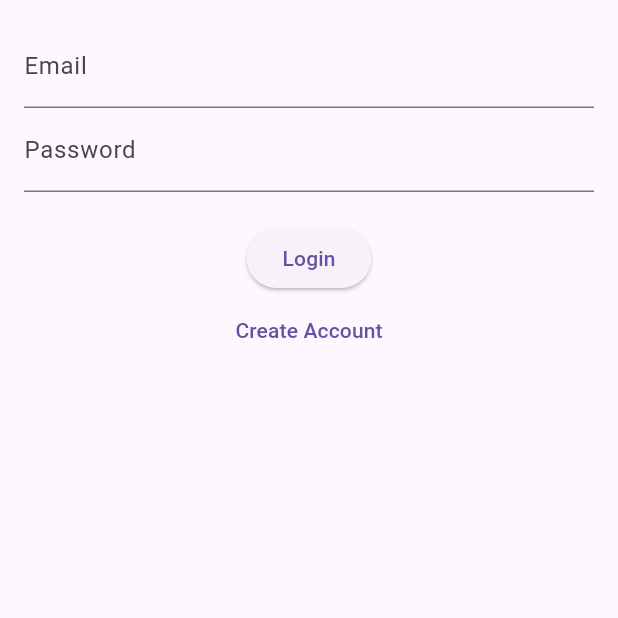
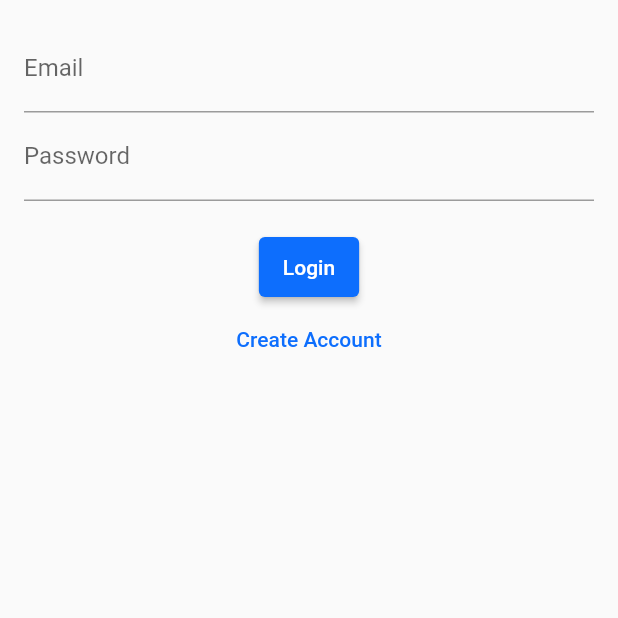
Before and after one commit to fifty1-fifty/large_project, a Flutter app: the screen it shows after launch, on a phone screen of 412 x 824 dp, the top half of it. Run offline on Flutter 3.47's test engine with Material 3 defaults, Android fonts, the phone set to English and light mode, and no system bars; our stand-ins replace google_fonts.

Commit message:
made many UI changes including FLICKS font, background color, added search bar, matched spacing to web app

```diff
--- a/movieapp/lib/main.dart
+++ b/movieapp/lib/main.dart
@@ -1,6 +1,7 @@
 import 'package:flutter/material.dart';
 import 'package:movieapp/routes/routes.dart';
 import 'package:movieapp/screens/LoginScreen.dart';
+import 'package:movieapp/theme/bootstrap_theme.dart';
 
 void main() {
   runApp(MyApp());
@@ -11,9 +12,9 @@ class MyApp extends StatelessWidget {
   Widget build(BuildContext context) {
     return MaterialApp(
       debugShowCheckedModeBanner: false,
-      theme: ThemeData(),
+      theme: BootstrapTheme.themeData,
       home: LoginScreen(),
-      initialRoute: Routes.login, // Set initial route
+      initialRoute: Routes.login,
       routes: Routes.routes,
       // Optional: Add error handling
       onUnknownRoute:
--- a/movieapp/lib/routes/routes.dart
+++ b/movieapp/lib/routes/routes.dart
@@ -1,17 +1,27 @@
 import 'package:flutter/material.dart';
 import 'package:movieapp/screens/LoginScreen.dart';
 import 'package:movieapp/screens/RegisterScreen.dart';
-import 'package:movieapp/screens/HomeScreen.dart'; // Add this if you have a home screen
+import 'package:movieapp/screens/HomeScreen.dart';
+import 'package:movieapp/screens/MovieDetailScreen.dart';
+import 'package:movieapp/models/movie.dart';
+
+
 
 
 class Routes {
   static const String login = '/login';
   static const String register = '/register';
   static const String home = '/home';
+  static const String movieDetail = '/movie-detail';
+
 
   static Map<String, WidgetBuilder> get routes => {
         login: (context) => const LoginScreen(),
         register: (context) => const RegisterScreen(),
         home: (context) => const HomeScreen(),
+        movieDetail: (context) {
+          final movie = ModalRoute.of(context)!.settings.arguments as Movie;
+          return MovieDetailScreen(movie: movie);
+  },
       };
 }
--- a/movieapp/lib/services/api_service.dart
+++ b/movieapp/lib/services/api_service.dart
@@ -3,7 +3,6 @@ import 'package:http/http.dart' as http;
 import '../models/movie.dart';
 
 class ApiService {
-  // Use your server IP or domain (replace if needed)
   static const String _baseUrl = 'http://group22cop4331c.xyz:5000/api';
 
   // Login
--- /dev/null
+++ b/movieapp/lib/theme/bootstrap_theme.dart
@@ -0,0 +1,134 @@
+// // lib/theme/bootstrap_theme.dart
+// import 'package:flutter/material.dart';
+// import 'package:google_fonts/google_fonts.dart';
+
+// class BootstrapTheme {
+//   // Colors (from your --bs-* variables)
+//   static const Color primary = Color(0xFF0d6efd);
+//   static const Color secondary = Color(0xFF6c757d);
+//   static const Color success = Color(0xFF198754);
+//   // Add all other colors from your palette...
+
+//   // Typography
+//   static TextStyle bodyText(BuildContext context) {
+//     return GoogleFonts.getFont(
+//       'Segoe UI',
+//       fontSize: 16,
+//       height: 1.5,
+//       color: Colors.black,
+//     );
+//   }
+
+//   // Card Theme
+//   static CardTheme cardTheme = const CardTheme(
+//     elevation: 0,
+//     margin: EdgeInsets.zero,
+//     shape: RoundedRectangleBorder(
+//       borderRadius: BorderRadius.vertical(
+//         top: Radius.circular(4), // From calc(.25rem - 1px)
+//         bottom: Radius.circular(4),
+//       ),
+//     ),
+//   );
+
+//   // Button Theme
+//   static ElevatedButtonThemeData elevatedButtonTheme = ElevatedButtonThemeData(
+//     style: ElevatedButton.styleFrom(
+//       padding: const EdgeInsets.symmetric(vertical: 12, horizontal: 16),
+//       textStyle: GoogleFonts.getFont('Segoe UI', fontWeight: FontWeight.w500),
+//       shape: RoundedRectangleBorder(
+//         borderRadius: BorderRadius.circular(4),
+//       ),
+//     ),
+//   );
+
+//   // Full ThemeData
+//   static ThemeData get themeData {
+//     return ThemeData(
+//       colorScheme: ColorScheme.light(
+//         primary: primary,
+//         secondary: secondary,
+//       ),
+//       cardTheme: cardTheme,
+//       elevatedButtonTheme: elevatedButtonTheme,
+//       textTheme: TextTheme(
+//         bodyMedium: bodyText,
+//       ),
+//     );
+//   }
+// }
+
+// lib/theme/bootstrap_theme.dart
+// lib/theme/bootstrap_theme.dart
+import 'package:flutter/material.dart';
+
+class BootstrapTheme {
+  // Colors (from your --bs-* variables)
+  static const Color primary = Color(0xFF0d6efd);
+  static const Color secondary = Color(0xFF6c757d);
+  static const Color success = Color(0xFF198754);
+  static const Color info = Color(0xFF0dcaf0);
+  static const Color warning = Color(0xFFffc107);
+  static const Color danger = Color(0xFFdc3545);
+  static const Color light = Color(0xFFf8f9fa);
+  static const Color dark = Color(0xFF212529);
+
+  // Typography
+  static TextStyle bodyText() {
+    return const TextStyle(
+      fontSize: 16,
+      height: 1.5,
+      color: Colors.black,
+    );
+  }
+
+  // Card Theme
+  static const CardTheme cardTheme = CardTheme(
+    elevation: 0,
+    margin: EdgeInsets.zero,
+    shape: RoundedRectangleBorder(
+      borderRadius: BorderRadius.all(Radius.circular(4)),
+    ),
+  );
+
+  // Button Theme
+  static final ElevatedButtonThemeData elevatedButtonTheme = ElevatedButtonThemeData(
+    style: ElevatedButton.styleFrom(
+      padding: const EdgeInsets.symmetric(vertical: 12, horizontal: 16),
+      textStyle: const TextStyle(
+        fontFamily: 'Roboto', // Default Flutter font that's similar to Avenir
+        fontWeight: FontWeight.w500,
+      ),
+      shape: RoundedRectangleBorder(
+        borderRadius: BorderRadius.circular(4),
+      ),
+    ),
+  );
+
+  // Full ThemeData
+  static ThemeData get themeData {
+    return ThemeData(
+      colorScheme: ColorScheme.light(
+        primary: primary,
+        secondary: secondary,
+        surface: light,
+        background: light,
+      ),
+      cardTheme: cardTheme,
+      elevatedButtonTheme: elevatedButtonTheme,
+      textTheme: const TextTheme(
+        bodyMedium: TextStyle(
+          fontSize: 16,
+          height: 1.5,
+          color: Colors.black,
+        ),
+        titleLarge: TextStyle(
+          fontSize: 24,
+          fontWeight: FontWeight.bold,
+          fontFamily: 'Roboto', // Default Flutter font that's similar to Avenir
+        ),
+      ),
+      useMaterial3: false, // For Bootstrap-like appearance
+    );
+  }
+}
--- a/movieapp/pubspec.yaml
+++ b/movieapp/pubspec.yaml
@@ -33,6 +33,8 @@ dependencies:
   http: ^0.13.5
   cached_network_image: ^3.3.0 # Image loading
   provider: ^6.0.5       # State management
+  google_fonts: ^4.0.4
+
 
 
   # The following adds the Cupertino Icons font to your application.
@@ -59,7 +61,7 @@ flutter:
   # The following line ensures that the Material Icons font is
   # included with your application, so that you can use the icons in
   # the material Icons class.
-  uses-material-design: true
+uses-material-design: true
 
   # To add assets to your application, add an assets section, like this:
   # assets:
```
Also changed, not shown: movieapp/lib/screens/CardsScreen.dart (deleted, +0 -124 lines), movieapp/lib/screens/HomeScreen.dart (+69 -46 lines), movieapp/lib/screens/MovieDetailScreen.dart (added, +18 -0 lines), movieapp/lib/widgets/bootstrap_card.dart (added, +24 -0 lines), movieapp/lib/widgets/movie_card.dart (+74 -30 lines), movieapp/pubspec.lock.
